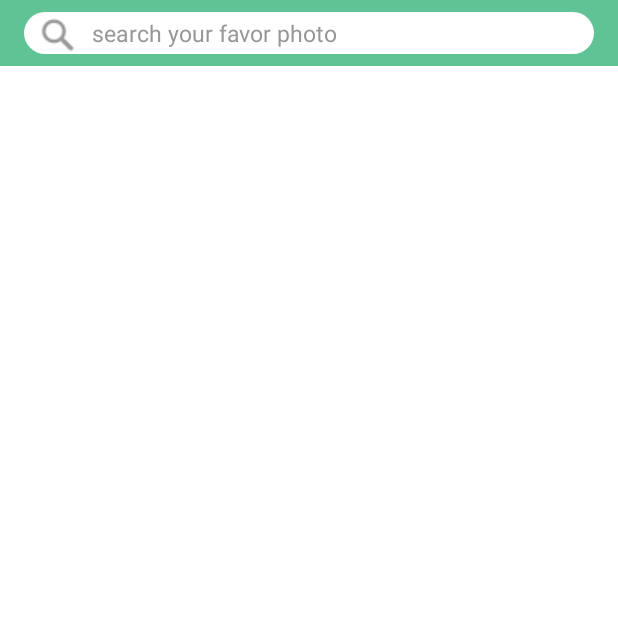
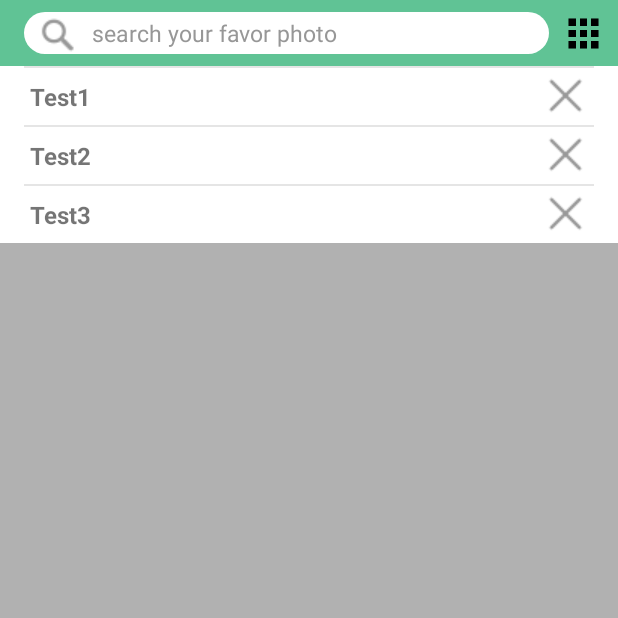
Before and after one commit to henrycai0317/GoGoLookHomeWork, an Android app: the screen it shows after launch (PhotoSearchActivity), on a phone screen of 412 x 824 dp, the top half of it. Run offline under Robolectric (Android 15) with nearby library versions, the phone set to English and light mode, and no system bars; our stand-ins replace data binding.

Commit message:
[Home Work] Search History List UI /UX  新增完成

```diff
--- a/app/src/main/java/com/example/gogolookhomework/model/SearchViewModel.kt
+++ b/app/src/main/java/com/example/gogolookhomework/model/SearchViewModel.kt
@@ -17,6 +17,7 @@ class SearchViewModel : ViewModel() {
     private val mResponseLiveData: MutableLiveData<Response<PixabayResponse>> = MutableLiveData()
 
     private var mHasInitHomeFragment = false
+    private var mIsGridLayout = true
 
     fun callSearchApi(pString: String) {
         val apiKey = "41142826-c0ca063b999757c5a8f6f5c3a"
@@ -54,4 +55,10 @@ class SearchViewModel : ViewModel() {
 
     fun getHadInitHomeFragment() = mHasInitHomeFragment
 
+    fun setIsGridLayout() {
+        mIsGridLayout = !mIsGridLayout
+    }
+
+    fun getIsGridLayout() = mIsGridLayout
+
 }
--- /dev/null
+++ b/app/src/main/java/com/example/gogolookhomework/view/CommonUtil.kt
@@ -0,0 +1,22 @@
+package com.example.gogolookhomework.view
+
+import android.content.Context
+import android.view.inputmethod.InputMethodManager
+import android.widget.EditText
+
+
+object CommonUtil {
+    fun hideKeyboard(pContext: Context, et: EditText) {
+        val imm =
+            pContext.getSystemService(Context.INPUT_METHOD_SERVICE) as InputMethodManager
+        imm.hideSoftInputFromWindow(et.windowToken, 0)
+        et.clearFocus()
+    }
+
+    fun showKeyboard(pContext: Context, et: EditText) {
+        et.requestFocus()
+        val imm = pContext.getSystemService(Context.INPUT_METHOD_SERVICE) as InputMethodManager
+        imm.showSoftInput(et, InputMethodManager.SHOW_IMPLICIT)
+    }
+
+}
--- a/app/src/main/java/com/example/gogolookhomework/view/fragment/PhotoSearchHomeFragment.kt
+++ b/app/src/main/java/com/example/gogolookhomework/view/fragment/PhotoSearchHomeFragment.kt
@@ -9,12 +9,17 @@ import android.view.LayoutInflater
 import android.view.View
 import android.view.ViewGroup
 import android.view.inputmethod.EditorInfo
+import androidx.core.content.ContextCompat
 import androidx.fragment.app.Fragment
 import androidx.fragment.app.activityViewModels
 import androidx.recyclerview.widget.GridLayoutManager
+import androidx.recyclerview.widget.LinearLayoutManager
+import com.example.gogolookhomework.R
 import com.example.gogolookhomework.databinding.FragmentPhotoSearchHomeBinding
 import com.example.gogolookhomework.model.SearchViewModel
+import com.example.gogolookhomework.view.CommonUtil
 import com.example.gogolookhomework.view.fragment.adapter.PhotoAdapter
+import com.example.gogolookhomework.view.fragment.adapter.SearchHistoryAdapter
 
 class PhotoSearchHomeFragment : Fragment() {
 
@@ -43,14 +48,30 @@ class PhotoSearchHomeFragment : Fragment() {
     override fun onViewCreated(view: View, savedInstanceState: Bundle?) {
         super.onViewCreated(view, savedInstanceState)
         initObserver()
-        initRecyclerView()
+        toggleRecyclerViewLayout()
         initListener()
+        initHistoryRecyclerView()
+    }
+
+    private fun initHistoryRecyclerView() {
+        mViewBinding?.icShowHistory?.apply {
+            context?.let { iContext ->
+                listHistory.layoutManager = LinearLayoutManager(iContext)
+                val mArray = ArrayList<String>().apply {
+                    add("Test1")
+                    add("Test2")
+                    add("Test3")
+                }
+                listHistory.adapter = SearchHistoryAdapter(mArray)
+            }
+        }
     }
 
     private fun initListener() {
         mViewBinding?.apply {
+            icSearchBar.apply {
                 //搜尋框監聽
-            icSearchBar.editInput.addTextChangedListener(object : TextWatcher {
+                editInput.addTextChangedListener(object : TextWatcher {
                     override fun beforeTextChanged(p0: CharSequence?, p1: Int, p2: Int, p3: Int) {
                     }
 
@@ -67,13 +88,8 @@ class PhotoSearchHomeFragment : Fragment() {
                     }
                 })
 
-            //搜尋框清除文字
-            icSearchBar.ivClearBack.setOnClickListener {
-                icSearchBar.editInput.setText("")
-            }
-
                 //KeyBoard 監聽事件
-            icSearchBar.editInput.setOnEditorActionListener { _, keyCode, event ->
+                editInput.setOnEditorActionListener { _, keyCode, event ->
                     if (keyCode == EditorInfo.IME_ACTION_DONE || event.keyCode == KeyEvent.KEYCODE_ENTER) {
                         if (mNowSearchStr.toString() != mTempSearchStr.toString()) {
                             Log.d(TAG, "initListener: star search $mNowSearchStr")
@@ -81,16 +97,61 @@ class PhotoSearchHomeFragment : Fragment() {
                             mTempSearchStr.clear()
                             mTempSearchStr.append(mNowSearchStr.toString())
                         }
+                        icSearchBar.editInput.clearFocus()
                     }
                     false
                 }
+
+                //Edit Text Focus 監聽
+                editInput.setOnFocusChangeListener { _, hasFocus ->
+                    if (hasFocus) {
+                        icShowHistory.root.visibility = View.VISIBLE
+                    } else {
+                        icShowHistory.root.visibility = View.GONE
                     }
                 }
 
-    private fun initRecyclerView() {
+
+                //搜尋框清除文字
+                ivClearBack.setOnClickListener {
+                    icSearchBar.editInput.setText("")
+                }
+
+                //切換RecyclerView 佈局
+                ivSwitchRcLayout.setOnClickListener {
+                    mViewModel.setIsGridLayout()
+                    toggleRecyclerViewLayout()
+                }
+
+            }
+
+            //歷史選單監聽
+            icShowHistory.root.setOnClickListener {
+                icShowHistory.root.visibility = View.GONE
+                icSearchBar.editInput.clearFocus()
+                closeKeyboard()
+            }
+
+
+        }
+    }
+
+    /** 處裡切換RecyclerView layout佈局*/
+    private fun toggleRecyclerViewLayout() {
+        context?.let { iContext ->
             mViewBinding?.apply {
-            context?.let { iContext ->
-                recyclerView.layoutManager = GridLayoutManager(iContext, 3)
+                val iLayoutIcon = ContextCompat.getDrawable(
+                    requireContext(),
+                    if (mViewModel.getIsGridLayout()) R.drawable.icon_menu_grid else R.drawable.icon_list_view
+                )
+                icSearchBar.ivSwitchRcLayout.setImageDrawable(iLayoutIcon)
+                val iLayoutManager = if (mViewModel.getIsGridLayout()) {
+                    GridLayoutManager(iContext, 3)
+                } else {
+                    LinearLayoutManager(iContext)
+                }
+
+                recyclerView.layoutManager = iLayoutManager
             }
         }
     }
@@ -112,4 +173,26 @@ class PhotoSearchHomeFragment : Fragment() {
             }
         }
     }
+
+    /**
+     * 關閉虛擬鍵盤
+     */
+    private fun closeKeyboard() {
+        mViewBinding?.apply {
+            context?.let { iContext ->
+                CommonUtil.hideKeyboard(iContext, icSearchBar.editInput)
             }
+        }
+    }
+
+    /**
+     * 顯示虛擬鍵盤
+     */
+    private fun showKeyboard() {
+        mViewBinding?.apply {
+            context?.let { iContext ->
+                CommonUtil.showKeyboard(iContext, icSearchBar.editInput)
+            }
+        }
+    }
+}
--- /dev/null
+++ b/app/src/main/java/com/example/gogolookhomework/view/fragment/adapter/SearchHistoryAdapter.kt
@@ -0,0 +1,49 @@
+package com.example.gogolookhomework.view.fragment.adapter
+
+import android.util.Log
+import android.view.LayoutInflater
+import android.view.ViewGroup
+import androidx.databinding.DataBindingUtil
+import androidx.recyclerview.widget.RecyclerView
+import com.example.gogolookhomework.R
+import com.example.gogolookhomework.databinding.ItemListSearchHistoryBinding
+
+class SearchHistoryAdapter(private val mHistoryList: List<String>) :
+    RecyclerView.Adapter<RecyclerView.ViewHolder>() {
+    override fun onCreateViewHolder(parent: ViewGroup, viewType: Int): RecyclerView.ViewHolder {
+        return HistoryHolder(
+            DataBindingUtil.inflate(
+                LayoutInflater.from(parent.context),
+                R.layout.item_list_search_history,
+                parent,
+                false
+            )
+        )
+    }
+
+    override fun getItemCount() = mHistoryList.size
+
+    override fun onBindViewHolder(holder: RecyclerView.ViewHolder, position: Int) {
+        val itemData = mHistoryList[position]
+        (holder as HistoryHolder).setData(itemData)
+    }
+
+    inner class HistoryHolder(val pViewBinding: ItemListSearchHistoryBinding) :
+        RecyclerView.ViewHolder(pViewBinding.root) {
+        init {
+            pViewBinding.apply {
+                tvHistoryTxt.setOnClickListener {
+                    Log.d("HistoryHolder", "tvHistoryTxt click")
+                }
+
+                ivDeleteHistory.setOnClickListener {
+                    Log.d("HistoryHolder", "ivDeleteHistory click")
+                }
+            }
+        }
+
+        fun setData(pHistoryStr: String) {
+            pViewBinding.tvHistoryTxt.text = pHistoryStr
+        }
+    }
+}
--- a/app/src/main/res/layout/fragment_photo_search_home.xml
+++ b/app/src/main/res/layout/fragment_photo_search_home.xml
@@ -1,8 +1,8 @@
 <?xml version="1.0" encoding="utf-8"?>
 <androidx.constraintlayout.widget.ConstraintLayout xmlns:android="http://schemas.android.com/apk/res/android"
+    xmlns:app="http://schemas.android.com/apk/res-auto"
     android:layout_width="match_parent"
-    android:layout_height="match_parent"
-    xmlns:app="http://schemas.android.com/apk/res-auto">
+    android:layout_height="match_parent">
 
     <include
         android:id="@+id/icSearchBar"
@@ -13,9 +13,18 @@
         android:id="@+id/recyclerView"
         android:layout_width="match_parent"
         android:layout_height="0dp"
-        app:layout_constraintTop_toBottomOf="@+id/icSearchBar"
+        app:layout_constraintBottom_toBottomOf="parent"
         app:layout_constraintLeft_toLeftOf="parent"
         app:layout_constraintRight_toRightOf="parent"
-        app:layout_constraintBottom_toBottomOf="parent"/>
+        app:layout_constraintTop_toBottomOf="@+id/icSearchBar" />
+
+    <include
+        android:id="@+id/icShowHistory"
+        layout="@layout/view_search_history"
+        android:layout_width="match_parent"
+        android:layout_height="0dp"
+        android:visibility="gone"
+        app:layout_constraintBottom_toBottomOf="parent"
+        app:layout_constraintTop_toBottomOf="@+id/icSearchBar" />
 
 </androidx.constraintlayout.widget.ConstraintLayout>
--- /dev/null
+++ b/app/src/main/res/layout/item_list_search_history.xml
@@ -0,0 +1,49 @@
+<?xml version="1.0" encoding="utf-8"?>
+<layout>
+
+    <androidx.constraintlayout.widget.ConstraintLayout xmlns:android="http://schemas.android.com/apk/res/android"
+        xmlns:app="http://schemas.android.com/apk/res-auto"
+        xmlns:tools="http://schemas.android.com/tools"
+        android:layout_width="match_parent"
+        android:layout_height="wrap_content"
+        android:background="@color/white">
+
+        <View
+            android:id="@+id/vLine"
+            android:layout_width="match_parent"
+            android:layout_height="1dp"
+            android:layout_marginLeft="16dp"
+            android:layout_marginRight="16dp"
+            android:background="#e5e5e5"
+            app:layout_constraintLeft_toLeftOf="parent"
+            app:layout_constraintRight_toRightOf="parent"
+            app:layout_constraintTop_toTopOf="parent" />
+
+        <TextView
+            android:id="@+id/tvHistoryTxt"
+            android:layout_width="wrap_content"
+            android:layout_height="wrap_content"
+            android:layout_marginLeft="20dp"
+            android:layout_marginTop="8dp"
+            android:layout_marginBottom="8dp"
+            android:text="yellow flower"
+            android:textSize="16sp"
+            android:textStyle="bold"
+            app:layout_constraintBottom_toBottomOf="parent"
+            app:layout_constraintLeft_toLeftOf="parent"
+            app:layout_constraintTop_toBottomOf="@+id/vLine"
+            tools:text="yellow flower" />
+
+        <ImageView
+            android:id="@+id/ivDeleteHistory"
+            android:layout_width="wrap_content"
+            android:layout_height="wrap_content"
+            android:layout_marginRight="20dp"
+            android:src="@drawable/ic_gray_20_px_cross"
+            app:layout_constraintBottom_toBottomOf="parent"
+            app:layout_constraintRight_toRightOf="parent"
+            app:layout_constraintTop_toTopOf="parent" />
+
+    </androidx.constraintlayout.widget.ConstraintLayout>
+
+</layout>
--- a/app/src/main/res/layout/view_action_bar_search.xml
+++ b/app/src/main/res/layout/view_action_bar_search.xml
@@ -7,19 +7,19 @@
 
     <LinearLayout
         android:id="@+id/llSearchToolbar"
-        android:layout_width="match_parent"
+        android:layout_width="0dp"
         android:layout_height="28dp"
         android:layout_gravity="center_vertical"
         android:layout_marginLeft="16dp"
         android:layout_marginTop="8dp"
-        android:layout_marginRight="16dp"
+        android:layout_marginRight="8dp"
         android:layout_marginBottom="8dp"
         android:layout_weight="1"
         android:background="@drawable/bg_round_18_white"
         android:orientation="horizontal"
         app:layout_constraintBottom_toBottomOf="parent"
         app:layout_constraintLeft_toLeftOf="parent"
-        app:layout_constraintRight_toRightOf="parent"
+        app:layout_constraintRight_toLeftOf="@+id/ivSwitchRcLayout"
         app:layout_constraintTop_toTopOf="parent">
 
         <EditText
@@ -55,4 +55,15 @@
             android:visibility="gone" />
     </LinearLayout>
 
+    <ImageView
+        android:id="@+id/ivSwitchRcLayout"
+        android:layout_width="30dp"
+        android:layout_height="30dp"
+        android:layout_marginRight="8dp"
+        android:adjustViewBounds="true"
+        android:src="@drawable/icon_list_view"
+        app:layout_constraintBottom_toBottomOf="parent"
+        app:layout_constraintRight_toRightOf="parent"
+        app:layout_constraintTop_toTopOf="parent" />
+
 </androidx.constraintlayout.widget.ConstraintLayout>
--- /dev/null
+++ b/app/src/main/res/layout/view_search_history.xml
@@ -0,0 +1,19 @@
+<?xml version="1.0" encoding="utf-8"?>
+<androidx.constraintlayout.widget.ConstraintLayout xmlns:android="http://schemas.android.com/apk/res/android"
+    xmlns:app="http://schemas.android.com/apk/res-auto"
+    xmlns:tools="http://schemas.android.com/tools"
+    android:id="@+id/clRoot"
+    android:layout_width="match_parent"
+    android:layout_height="match_parent"
+    android:background="#663C3C3C">
+
+    <androidx.recyclerview.widget.RecyclerView
+        android:id="@+id/listHistory"
+        android:layout_width="match_parent"
+        android:layout_height="wrap_content"
+        app:layout_constraintLeft_toLeftOf="parent"
+        app:layout_constraintRight_toRightOf="parent"
+        app:layout_constraintTop_toTopOf="parent"
+        tools:listitem="@layout/item_list_search_history" />
+
+</androidx.constraintlayout.widget.ConstraintLayout>
```
Also changed, not shown: app/src/main/res/drawable/icon_list_view.png (added), app/src/main/res/drawable/icon_menu_grid.png (added). Lines whose indentation alone changed are shown as unchanged.
